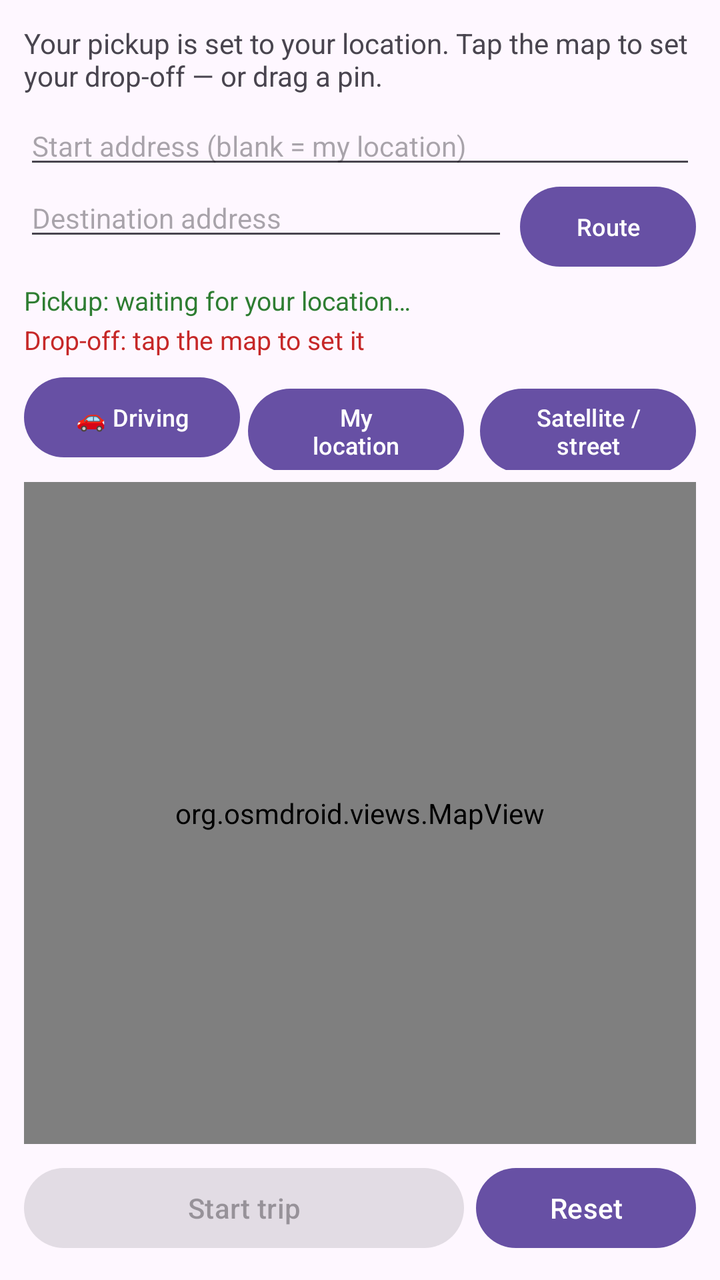
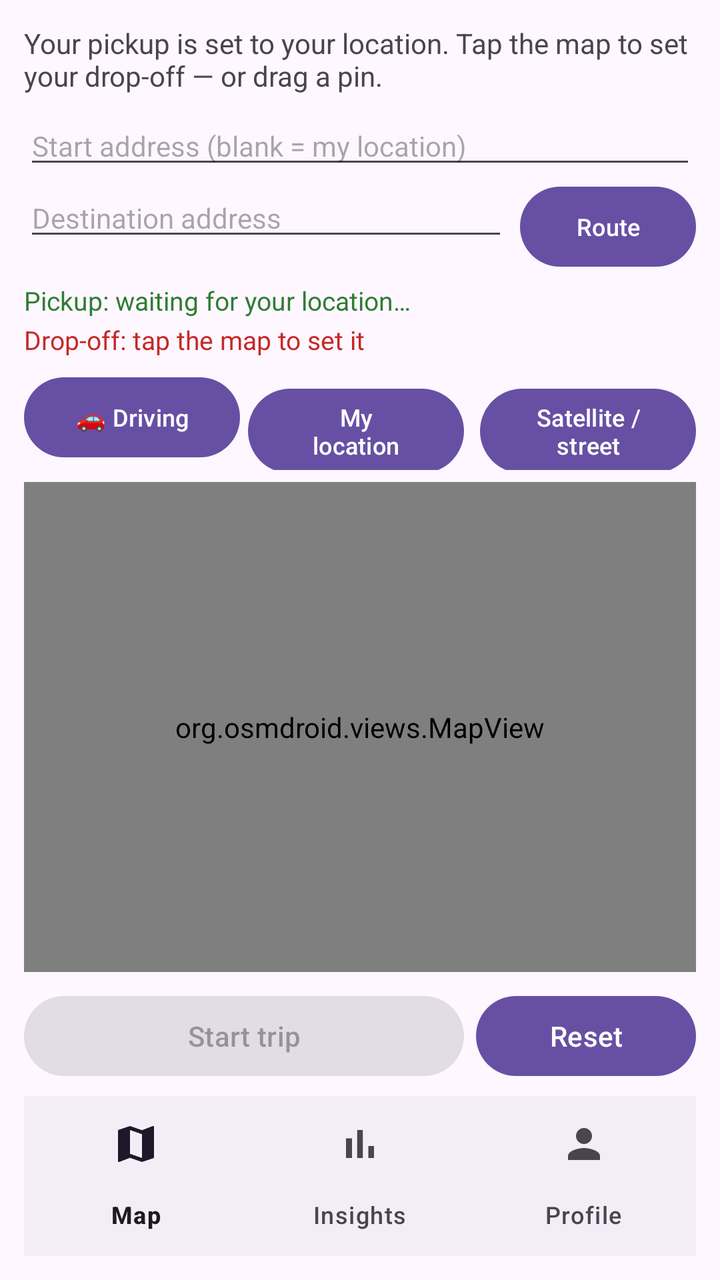

Two renders of the same Android screen: before a commit and after it. Below are the layout's source before the change and the commit's diff.
<!-- AndroidManifest.xml: application theme Theme.Material3.DayNight -->
<!-- res/layout/activity_route_map.xml -->
<?xml version="1.0" encoding="utf-8"?>
<LinearLayout xmlns:android="http://schemas.android.com/apk/res/android"
    android:layout_width="match_parent"
    android:layout_height="match_parent"
    android:orientation="vertical"
    android:padding="12dp">

    <TextView
        android:id="@+id/info"
        android:layout_width="match_parent"
        android:layout_height="wrap_content"
        android:text="@string/map_hint"
        android:textSize="14sp"
        android:paddingBottom="6dp" />

    <EditText
        android:id="@+id/startField"
        android:layout_width="match_parent"
        android:layout_height="wrap_content"
        android:hint="@string/start_hint"
        android:inputType="textPostalAddress"
        android:maxLines="1"
        android:imeOptions="actionNext"
        android:textSize="14sp" />

    <LinearLayout
        android:layout_width="match_parent"
        android:layout_height="wrap_content"
        android:orientation="horizontal"
        android:layout_marginBottom="4dp">
        <EditText
            android:id="@+id/destField"
            android:layout_width="0dp"
            android:layout_weight="1"
            android:layout_height="wrap_content"
            android:hint="@string/dest_hint"
            android:inputType="textPostalAddress"
            android:maxLines="1"
            android:imeOptions="actionSearch"
            android:textSize="14sp" />
        <Button
            android:id="@+id/goBtn"
            android:layout_width="wrap_content"
            android:layout_height="wrap_content"
            android:layout_gravity="bottom"
            android:layout_marginStart="6dp"
            android:text="@string/route_btn"
            android:textSize="12sp" />
    </LinearLayout>

    <TextView
        android:id="@+id/pickupText"
        android:layout_width="match_parent"
        android:layout_height="wrap_content"
        android:text="@string/pickup_waiting"
        android:textSize="13sp"
        android:textColor="#2E7D32"
        android:paddingBottom="2dp" />

    <TextView
        android:id="@+id/dropoffText"
        android:layout_width="match_parent"
        android:layout_height="wrap_content"
        android:text="@string/dropoff_hint"
        android:textSize="13sp"
        android:textColor="#C62828"
        android:paddingBottom="6dp" />

    <TextView
        android:id="@+id/navBanner"
        android:layout_width="match_parent"
        android:layout_height="wrap_content"
        android:background="#1E6FEB"
        android:textColor="#FFFFFF"
        android:textStyle="bold"
        android:textSize="17sp"
        android:padding="10dp"
        android:layout_marginBottom="6dp"
        android:visibility="gone" />

    <LinearLayout
        android:layout_width="match_parent"
        android:layout_height="wrap_content"
        android:orientation="horizontal"
        android:layout_marginBottom="6dp">
        <Button android:id="@+id/modeBtn" android:layout_width="0dp" android:layout_weight="1"
            android:layout_height="wrap_content" android:layout_marginEnd="4dp"
            android:text="@string/mode_drive" android:textSize="12sp" />
        <Button android:id="@+id/myLocBtn" android:layout_width="0dp" android:layout_weight="1"
            android:layout_height="wrap_content" android:layout_marginEnd="4dp"
            android:text="@string/my_location" android:textSize="12sp" />
        <Button android:id="@+id/satBtn" android:layout_width="0dp" android:layout_weight="1"
            android:layout_height="wrap_content" android:layout_marginStart="4dp"
            android:text="@string/toggle_satellite" android:textSize="12sp" />
    </LinearLayout>

    <ProgressBar
        android:id="@+id/progress"
        android:layout_width="wrap_content"
        android:layout_height="wrap_content"
        android:layout_gravity="center"
        android:visibility="gone" />

    <org.osmdroid.views.MapView
        android:id="@+id/map"
        android:layout_width="match_parent"
        android:layout_height="0dp"
        android:layout_weight="1" />

    <LinearLayout
        android:layout_width="match_parent"
        android:layout_height="wrap_content"
        android:orientation="horizontal"
        android:layout_marginTop="8dp">
        <Button
            android:id="@+id/startBtn"
            android:layout_width="0dp"
            android:layout_weight="2"
            android:layout_height="wrap_content"
            android:layout_marginEnd="6dp"
            android:text="@string/start_trip"
            android:enabled="false" />
        <Button
            android:id="@+id/resetBtn"
            android:layout_width="0dp"
            android:layout_weight="1"
            android:layout_height="wrap_content"
            android:text="@string/reset_map" />
    </LinearLayout>
</LinearLayout>
<!-- resources referenced by this layout -->
<resources>
  <string name="dest_hint">Destination address</string>
  <string name="dropoff_hint">Drop-off: tap the map to set it</string>
  <string name="map_hint">Your pickup is set to your location. Tap the map to set your drop-off — or drag a pin.</string>
  <string name="mode_drive">🚗 Driving</string>
  <string name="my_location">My location</string>
  <string name="pickup_waiting">Pickup: waiting for your location…</string>
  <string name="reset_map">Reset</string>
  <string name="route_btn">Route</string>
  <string name="start_hint">Start address (blank = my location)</string>
  <string name="start_trip">Start trip</string>
  <string name="toggle_satellite">Satellite / street</string>
</resources>

<!-- the commit's change to res/layout/activity_route_map.xml (unified diff, before → after) -->
@@ -127,4 +127,13 @@
             android:layout_height="wrap_content"
             android:text="@string/reset_map" />
     </LinearLayout>
+
+    <com.google.android.material.bottomnavigation.BottomNavigationView
+        android:id="@+id/bottomNav"
+        android:layout_width="match_parent"
+        android:layout_height="wrap_content"
+        android:layout_marginTop="6dp"
+        app:menu="@menu/bottom_nav"
+        app:labelVisibilityMode="labeled"
+        xmlns:app="http://schemas.android.com/apk/res-auto" />
 </LinearLayout>
